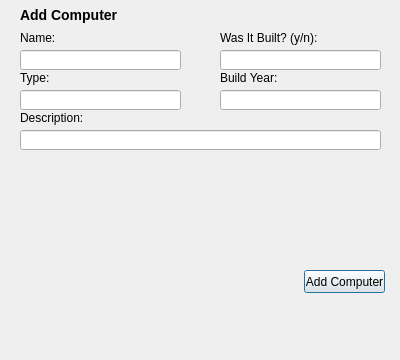
First picture: the form in vika3/ui/addcomputer.ui, repository hlynurstef/Verklegt-namskeid-1-vika-3, before the edit.
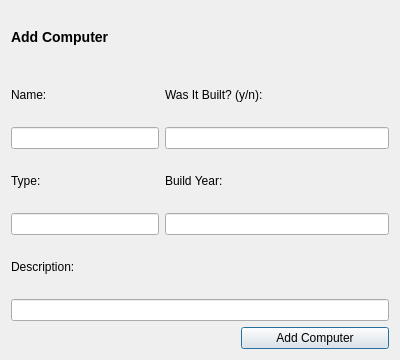
Second picture: the form after the edit. Icons and pictures are not drawn.

What changed in the file:
```diff
--- a/vika3/ui/addcomputer.ui
+++ b/vika3/ui/addcomputer.ui
@@ -17,199 +17,100 @@
    <iconset resource="resources.qrc">
     <normaloff>:/icons/Images/add_comp.png</normaloff>:/icons/Images/add_comp.png</iconset>
   </property>
-  <widget class="QLabel" name="label_name">
-   <property name="geometry">
-    <rect>
-     <x>20</x>
-     <y>30</y>
-     <width>47</width>
-     <height>16</height>
-    </rect>
-   </property>
-   <property name="text">
-    <string>Name: </string>
-   </property>
-  </widget>
-  <widget class="QLineEdit" name="input_name">
-   <property name="geometry">
-    <rect>
-     <x>20</x>
-     <y>50</y>
-     <width>161</width>
-     <height>20</height>
-    </rect>
-   </property>
-  </widget>
-  <widget class="QLabel" name="label_description_error">
-   <property name="geometry">
-    <rect>
-     <x>296</x>
-     <y>110</y>
-     <width>81</width>
-     <height>20</height>
-    </rect>
-   </property>
-   <property name="text">
-    <string/>
-   </property>
-  </widget>
-  <widget class="QLabel" name="label_type_error">
-   <property name="geometry">
-    <rect>
-     <x>116</x>
-     <y>70</y>
-     <width>61</width>
-     <height>20</height>
-    </rect>
-   </property>
-   <property name="text">
-    <string/>
-   </property>
-  </widget>
+  <layout class="QGridLayout" name="gridLayout">
+   <item row="0" column="0" colspan="2">
   <widget class="QLabel" name="label_add_pio">
-   <property name="geometry">
-    <rect>
-     <x>20</x>
-     <y>0</y>
-     <width>101</width>
-     <height>31</height>
-    </rect>
-   </property>
    <property name="text">
     <string>&lt;html&gt;&lt;head/&gt;&lt;body&gt;&lt;p&gt;&lt;span style=&quot; font-size:large; font-weight:600;&quot;&gt;Add Computer&lt;/span&gt;&lt;/p&gt;&lt;/body&gt;&lt;/html&gt;</string>
    </property>
   </widget>
-  <widget class="QPushButton" name="button_add_computer">
-   <property name="geometry">
-    <rect>
-     <x>304</x>
-     <y>270</y>
-     <width>81</width>
-     <height>23</height>
-    </rect>
-   </property>
+   </item>
+   <item row="1" column="0">
+    <widget class="QLabel" name="label_name">
+     <property name="text">
+      <string>Name: </string>
+     </property>
+    </widget>
+   </item>
+   <item row="1" column="1">
+    <widget class="QLabel" name="label_name_error">
    <property name="text">
-    <string>Add Computer</string>
-   </property>
-  </widget>
+      <string/>
+     </property>
+    </widget>
+   </item>
+   <item row="1" column="2" colspan="2">
   <widget class="QLabel" name="label_birth_year">
-   <property name="geometry">
-    <rect>
-     <x>220</x>
-     <y>30</y>
-     <width>101</width>
-     <height>16</height>
-    </rect>
-   </property>
    <property name="text">
     <string>Was It Built? (y/n):</string>
    </property>
   </widget>
+   </item>
+   <item row="1" column="4">
+    <widget class="QLabel" name="label_build_error">
+     <property name="text">
+      <string/>
+     </property>
+    </widget>
+   </item>
+   <item row="2" column="0" colspan="2">
+    <widget class="QLineEdit" name="input_name"/>
+   </item>
+   <item row="2" column="2" colspan="3">
+    <widget class="QLineEdit" name="input_was_it_built"/>
+   </item>
+   <item row="3" column="0">
+    <widget class="QLabel" name="label_sex">
+     <property name="text">
+      <string>Type:</string>
+     </property>
+    </widget>
+   </item>
+   <item row="3" column="1">
+    <widget class="QLabel" name="label_type_error">
+     <property name="text">
+      <string/>
+     </property>
+    </widget>
+   </item>
+   <item row="3" column="2">
   <widget class="QLabel" name="label__death_year">
-   <property name="geometry">
-    <rect>
-     <x>220</x>
-     <y>70</y>
-     <width>61</width>
-     <height>16</height>
-    </rect>
-   </property>
    <property name="text">
     <string>Build Year:</string>
    </property>
   </widget>
-  <widget class="QLabel" name="label_name_error">
-   <property name="geometry">
-    <rect>
-     <x>116</x>
-     <y>30</y>
-     <width>61</width>
-     <height>20</height>
-    </rect>
-   </property>
-   <property name="text">
-    <string/>
-   </property>
-  </widget>
+   </item>
+   <item row="4" column="0" colspan="2">
+    <widget class="QLineEdit" name="input_type"/>
+   </item>
+   <item row="4" column="2" colspan="3">
+    <widget class="QLineEdit" name="input_build_year"/>
+   </item>
+   <item row="5" column="0">
   <widget class="QLabel" name="label_description">
-   <property name="geometry">
-    <rect>
-     <x>20</x>
-     <y>110</y>
-     <width>71</width>
-     <height>16</height>
-    </rect>
-   </property>
    <property name="text">
     <string>Description:</string>
    </property>
   </widget>
-  <widget class="QLineEdit" name="input_was_it_built">
-   <property name="geometry">
-    <rect>
-     <x>220</x>
-     <y>50</y>
-     <width>161</width>
-     <height>20</height>
-    </rect>
-   </property>
-  </widget>
-  <widget class="QLineEdit" name="input_type">
-   <property name="geometry">
-    <rect>
-     <x>20</x>
-     <y>90</y>
-     <width>161</width>
-     <height>20</height>
-    </rect>
-   </property>
-  </widget>
-  <widget class="QLabel" name="label_sex">
-   <property name="geometry">
-    <rect>
-     <x>20</x>
-     <y>70</y>
-     <width>47</width>
-     <height>16</height>
-    </rect>
-   </property>
-   <property name="text">
-    <string>Type:</string>
-   </property>
-  </widget>
-  <widget class="QLineEdit" name="input_description">
-   <property name="geometry">
-    <rect>
-     <x>20</x>
-     <y>130</y>
-     <width>361</width>
-     <height>20</height>
-    </rect>
-   </property>
-  </widget>
-  <widget class="QLabel" name="label_build_error">
-   <property name="geometry">
-    <rect>
-     <x>330</x>
-     <y>30</y>
-     <width>51</width>
-     <height>20</height>
-    </rect>
-   </property>
+   </item>
+   <item row="5" column="3" colspan="2">
+    <widget class="QLabel" name="label_description_error">
    <property name="text">
     <string/>
    </property>
   </widget>
-  <widget class="QLineEdit" name="input_build_year">
-   <property name="geometry">
-    <rect>
-     <x>220</x>
-     <y>90</y>
-     <width>161</width>
-     <height>20</height>
-    </rect>
-   </property>
-  </widget>
+   </item>
+   <item row="6" column="0" colspan="5">
+    <widget class="QLineEdit" name="input_description"/>
+   </item>
+   <item row="7" column="3" colspan="2">
+    <widget class="QPushButton" name="button_add_computer">
+     <property name="text">
+      <string>Add Computer</string>
+     </property>
+    </widget>
+   </item>
+  </layout>
  </widget>
  <tabstops>
   <tabstop>input_name</tabstop>
```
Lines whose indentation alone changed are shown as unchanged.
